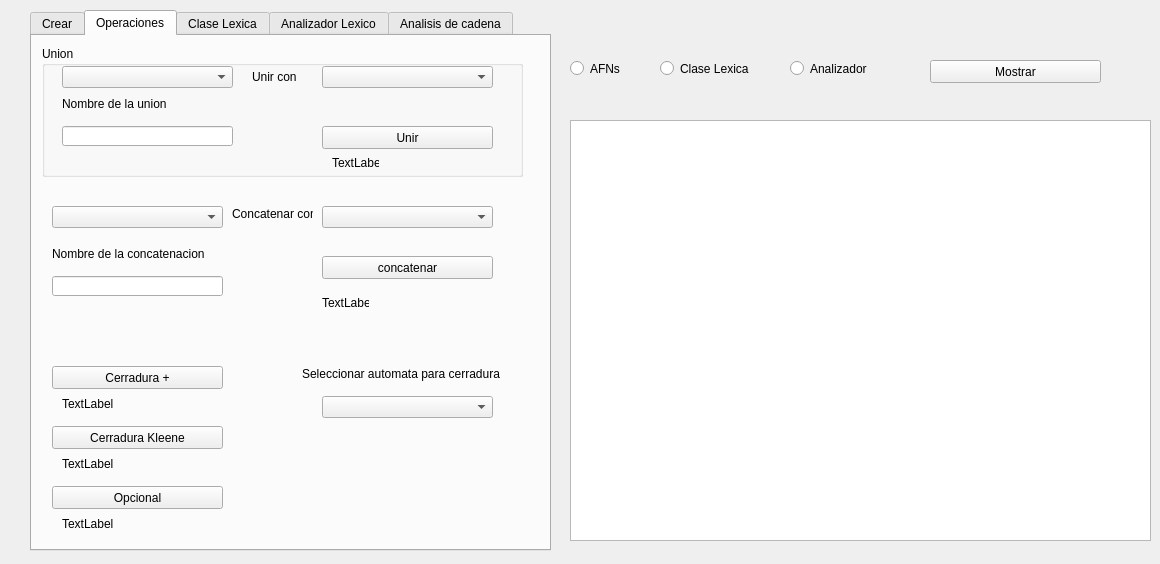
Qt form InterfazGrafica/Interfaz_Lexico.ui (edwbcruzv/Compiladores) before a commit.
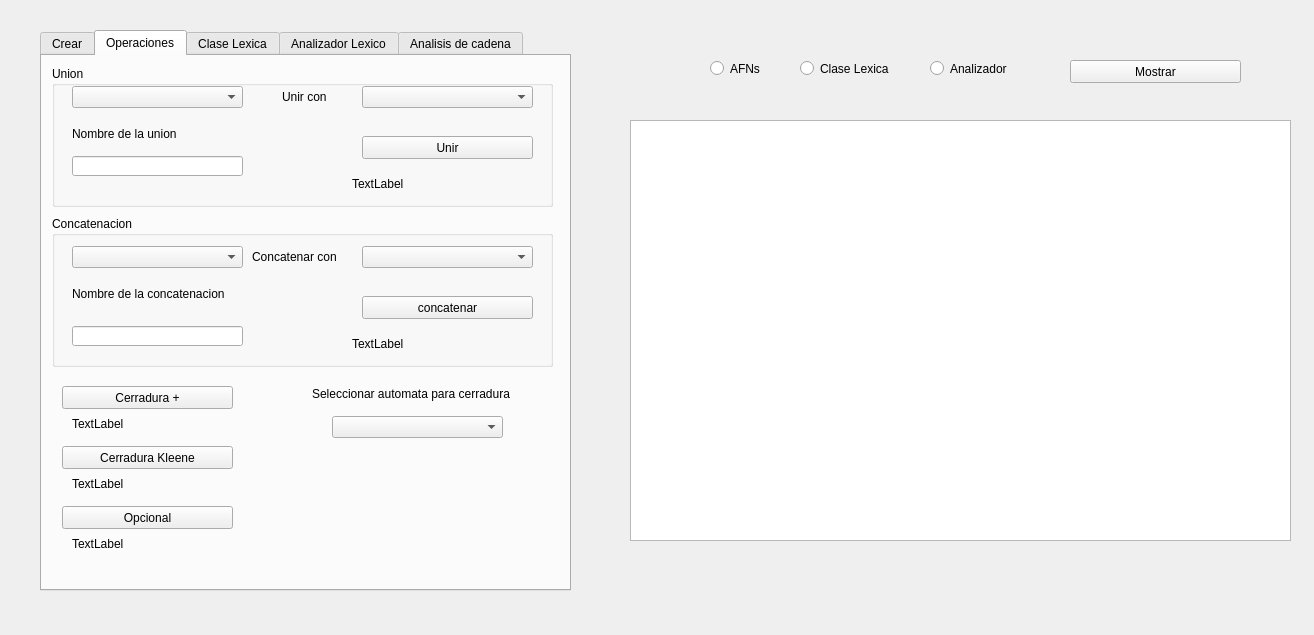
The same form after that commit. The open tabs and pages were chosen to show the change.

Patch:
```diff
--- a/InterfazGrafica/Interfaz_Lexico.ui
+++ b/InterfazGrafica/Interfaz_Lexico.ui
@@ -6,8 +6,8 @@
    <rect>
     <x>0</x>
     <y>0</y>
-    <width>1160</width>
-    <height>564</height>
+    <width>1314</width>
+    <height>635</height>
    </rect>
   </property>
   <property name="windowTitle">
@@ -16,10 +16,10 @@
   <widget class="QTabWidget" name="Pestanias">
    <property name="geometry">
     <rect>
-     <x>30</x>
-     <y>10</y>
-     <width>521</width>
-     <height>541</height>
+     <x>40</x>
+     <y>30</y>
+     <width>531</width>
+     <height>561</height>
     </rect>
    </property>
    <property name="currentIndex">
@@ -243,75 +243,6 @@
     <attribute name="title">
      <string>Operaciones</string>
     </attribute>
-    <widget class="QComboBox" name="comboBox_A2Concat">
-     <property name="geometry">
-      <rect>
-       <x>290</x>
-       <y>170</y>
-       <width>171</width>
-       <height>22</height>
-      </rect>
-     </property>
-    </widget>
-    <widget class="QComboBox" name="comboBox_A1Concat">
-     <property name="geometry">
-      <rect>
-       <x>20</x>
-       <y>170</y>
-       <width>171</width>
-       <height>22</height>
-      </rect>
-     </property>
-    </widget>
-    <widget class="QLabel" name="label_15">
-     <property name="geometry">
-      <rect>
-       <x>200</x>
-       <y>170</y>
-       <width>81</width>
-       <height>16</height>
-      </rect>
-     </property>
-     <property name="text">
-      <string>Concatenar con</string>
-     </property>
-    </widget>
-    <widget class="QLineEdit" name="lineEdit_ConcatNom">
-     <property name="geometry">
-      <rect>
-       <x>20</x>
-       <y>240</y>
-       <width>171</width>
-       <height>20</height>
-      </rect>
-     </property>
-    </widget>
-    <widget class="QLabel" name="label_17">
-     <property name="geometry">
-      <rect>
-       <x>20</x>
-       <y>210</y>
-       <width>171</width>
-       <height>16</height>
-      </rect>
-     </property>
-     <property name="text">
-      <string>Nombre de la concatenacion</string>
-     </property>
-    </widget>
-    <widget class="QPushButton" name="pushButton_Concat">
-     <property name="geometry">
-      <rect>
-       <x>290</x>
-       <y>220</y>
-       <width>171</width>
-       <height>23</height>
-      </rect>
-     </property>
-     <property name="text">
-      <string>concatenar</string>
-     </property>
-    </widget>
     <widget class="QPushButton" name="pushButton_CerraduraPositiva">
      <property name="geometry">
       <rect>
@@ -366,7 +297,7 @@
       <rect>
        <x>270</x>
        <y>330</y>
-       <width>201</width>
+       <width>221</width>
        <height>16</height>
       </rect>
      </property>
@@ -374,19 +305,6 @@
       <string>Seleccionar automata para cerradura</string>
      </property>
     </widget>
-    <widget class="QLabel" name="label_StatusConcat">
-     <property name="geometry">
-      <rect>
-       <x>290</x>
-       <y>260</y>
-       <width>47</width>
-       <height>13</height>
-      </rect>
-     </property>
-     <property name="text">
-      <string>TextLabel</string>
-     </property>
-    </widget>
     <widget class="QLabel" name="label_StatusPositiva">
      <property name="geometry">
       <rect>
@@ -431,8 +349,8 @@
       <rect>
        <x>10</x>
        <y>10</y>
-       <width>481</width>
-       <height>131</height>
+       <width>501</width>
+       <height>141</height>
       </rect>
      </property>
      <property name="title">
@@ -441,7 +359,7 @@
      <widget class="QComboBox" name="comboBox_A2Unir">
       <property name="geometry">
        <rect>
-        <x>280</x>
+        <x>310</x>
         <y>20</y>
         <width>171</width>
         <height>22</height>
@@ -461,7 +379,7 @@
      <widget class="QLabel" name="label_14">
       <property name="geometry">
        <rect>
-        <x>210</x>
+        <x>230</x>
         <y>20</y>
         <width>47</width>
         <height>21</height>
@@ -475,7 +393,7 @@
       <property name="geometry">
        <rect>
         <x>20</x>
-        <y>80</y>
+        <y>90</y>
         <width>171</width>
         <height>20</height>
        </rect>
@@ -485,7 +403,7 @@
       <property name="geometry">
        <rect>
         <x>20</x>
-        <y>50</y>
+        <y>60</y>
         <width>171</width>
         <height>16</height>
        </rect>
@@ -497,8 +415,8 @@
      <widget class="QPushButton" name="pushButton_Unir">
       <property name="geometry">
        <rect>
-        <x>280</x>
-        <y>80</y>
+        <x>310</x>
+        <y>70</y>
         <width>171</width>
         <height>23</height>
        </rect>
@@ -510,10 +428,105 @@
      <widget class="QLabel" name="label_StatusUnir">
       <property name="geometry">
        <rect>
-        <x>290</x>
+        <x>300</x>
         <y>110</y>
-        <width>47</width>
-        <height>13</height>
+        <width>121</width>
+        <height>16</height>
+       </rect>
+      </property>
+      <property name="text">
+       <string>TextLabel</string>
+      </property>
+     </widget>
+    </widget>
+    <widget class="QGroupBox" name="groupBox_2">
+     <property name="geometry">
+      <rect>
+       <x>10</x>
+       <y>160</y>
+       <width>501</width>
+       <height>151</height>
+      </rect>
+     </property>
+     <property name="title">
+      <string>Concatenacion</string>
+     </property>
+     <widget class="QComboBox" name="comboBox_A2Concat">
+      <property name="geometry">
+       <rect>
+        <x>310</x>
+        <y>30</y>
+        <width>171</width>
+        <height>22</height>
+       </rect>
+      </property>
+     </widget>
+     <widget class="QLabel" name="label_15">
+      <property name="geometry">
+       <rect>
+        <x>200</x>
+        <y>30</y>
+        <width>91</width>
+        <height>21</height>
+       </rect>
+      </property>
+      <property name="text">
+       <string>Concatenar con</string>
+      </property>
+     </widget>
+     <widget class="QComboBox" name="comboBox_A1Concat">
+      <property name="geometry">
+       <rect>
+        <x>20</x>
+        <y>30</y>
+        <width>171</width>
+        <height>22</height>
+       </rect>
+      </property>
+     </widget>
+     <widget class="QLineEdit" name="lineEdit_ConcatNom">
+      <property name="geometry">
+       <rect>
+        <x>20</x>
+        <y>110</y>
+        <width>171</width>
+        <height>20</height>
+       </rect>
+      </property>
+     </widget>
+     <widget class="QLabel" name="label_17">
+      <property name="geometry">
+       <rect>
+        <x>20</x>
+        <y>70</y>
+        <width>171</width>
+        <height>16</height>
+       </rect>
+      </property>
+      <property name="text">
+       <string>Nombre de la concatenacion</string>
+      </property>
+     </widget>
+     <widget class="QPushButton" name="pushButton_Concat">
+      <property name="geometry">
+       <rect>
+        <x>310</x>
+        <y>80</y>
+        <width>171</width>
+        <height>23</height>
+       </rect>
+      </property>
+      <property name="text">
+       <string>concatenar</string>
+      </property>
+     </widget>
+     <widget class="QLabel" name="label_StatusConcat">
+      <property name="geometry">
+       <rect>
+        <x>300</x>
+        <y>120</y>
+        <width>141</width>
+        <height>16</height>
        </rect>
       </property>
       <property name="text">
@@ -790,9 +803,9 @@
   <widget class="QTableWidget" name="tableWidget_Mostrar">
    <property name="geometry">
     <rect>
-     <x>570</x>
+     <x>630</x>
      <y>120</y>
-     <width>581</width>
+     <width>661</width>
      <height>421</height>
     </rect>
    </property>
@@ -800,7 +813,7 @@
   <widget class="QPushButton" name="pushButton_Mostrar">
    <property name="geometry">
     <rect>
-     <x>930</x>
+     <x>1070</x>
      <y>60</y>
      <width>171</width>
      <height>23</height>
@@ -813,7 +826,7 @@
   <widget class="QRadioButton" name="radioButton_AFNs">
    <property name="geometry">
     <rect>
-     <x>570</x>
+     <x>710</x>
      <y>60</y>
      <width>82</width>
      <height>17</height>
@@ -826,7 +839,7 @@
   <widget class="QRadioButton" name="radioButton_ClaseLexica">
    <property name="geometry">
     <rect>
-     <x>660</x>
+     <x>800</x>
      <y>60</y>
      <width>111</width>
      <height>17</height>
@@ -839,7 +852,7 @@
   <widget class="QRadioButton" name="radioButton_Analizador">
    <property name="geometry">
     <rect>
-     <x>790</x>
+     <x>930</x>
      <y>60</y>
      <width>82</width>
      <height>17</height>
```
Left out of the diff: 105 changed lines with no effect on the pictures.
